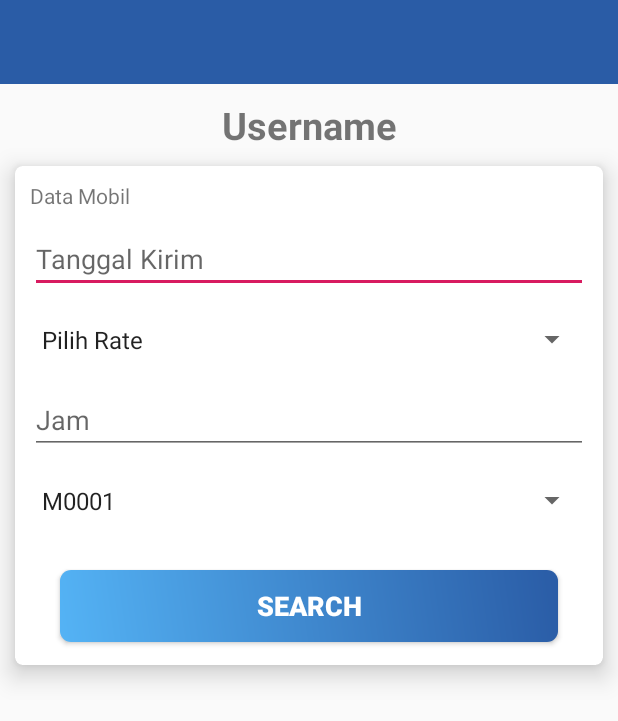
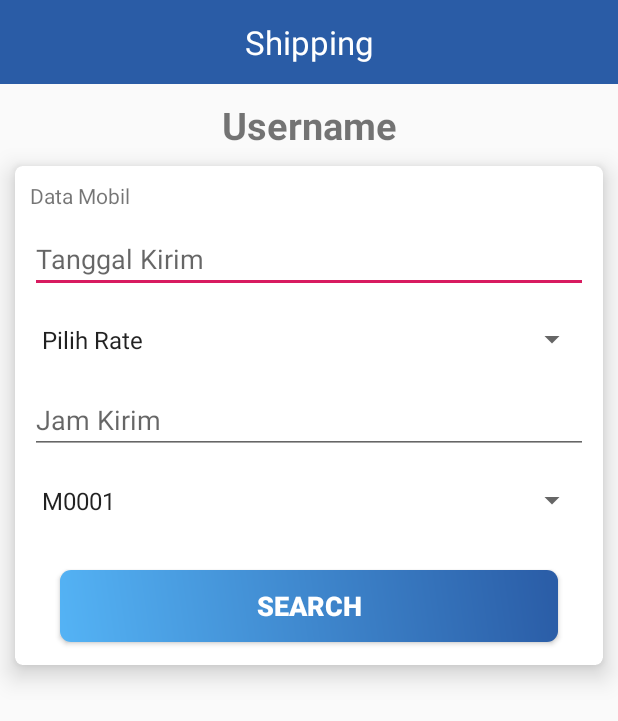
Before and after one commit to drzain/amdes, an Android app: the ShippingActivity screen opened directly, with no data from a screen before it, on a phone screen of 412 x 824 dp. Shown: the top 721 px of the screen. Run offline under Robolectric (Android 15) with nearby library versions, the phone set to English and light mode, and no system bars; network calls fail.

Commit message:
update Shipping

```diff
--- a/app/src/main/java/com/sip/amdesmobile/ShippingActivity.java
+++ b/app/src/main/java/com/sip/amdesmobile/ShippingActivity.java
@@ -1,19 +1,98 @@
 package com.sip.amdesmobile;
 
+import android.app.DatePickerDialog;
+import android.app.TimePickerDialog;
 import android.content.Intent;
 import android.support.v7.app.AppCompatActivity;
 import android.os.Bundle;
+import android.support.v7.widget.Toolbar;
+import android.text.InputType;
 import android.view.View;
 import android.widget.Button;
+import android.widget.DatePicker;
+import android.widget.EditText;
+import android.widget.TextView;
+import android.widget.TimePicker;
+
+import java.sql.Time;
+import java.text.SimpleDateFormat;
+import java.util.Calendar;
+import java.util.Locale;
+import java.util.Timer;
 
 public class ShippingActivity extends AppCompatActivity
 {
     Button btn_shipping_src;
+    EditText tglshipping, jamshipping;
+    final Calendar myCalendar = Calendar.getInstance();
+    DatePickerDialog.OnDateSetListener tgl;
+    TimePickerDialog picker;
+
+
+
     @Override
     protected void onCreate(Bundle savedInstanceState)
     {
         super.onCreate(savedInstanceState);
         setContentView(R.layout.activity_shipping);
+
+        Toolbar toolbar = (Toolbar) findViewById(R.id.toolbarshipping);
+        TextView mTitle = (TextView) toolbar.findViewById(R.id.toolbarshipping_title);
+        setSupportActionBar(toolbar);
+        getSupportActionBar().setDisplayHomeAsUpEnabled(false);
+        getSupportActionBar().setDisplayShowHomeEnabled(false);
+        getSupportActionBar().setDisplayShowTitleEnabled(false);
+        mTitle.setText("Shipping");
+        toolbar.setTitleTextColor(0xFFFFFFFF);
+
+        tglshipping = findViewById(R.id.tglshipping);
+        tglshipping.setOnClickListener(new View.OnClickListener() {
+            @Override
+            public void onClick(View v)
+            {
+                new DatePickerDialog(
+                        ShippingActivity.this, tgl,
+                        myCalendar.get(Calendar.YEAR),
+                        myCalendar.get(Calendar.MONTH),
+                        myCalendar.get(Calendar.DAY_OF_MONTH)).show();
+            }
+        });
+        tgl = new DatePickerDialog.OnDateSetListener() {
+            @Override
+            public void onDateSet(DatePicker view, int year, int monthOfYear,
+                                  int dayOfMonth) {
+                // TODO Auto-generated method stub
+                myCalendar.set(Calendar.YEAR, year);
+                myCalendar.set(Calendar.MONTH, monthOfYear);
+                myCalendar.set(Calendar.DAY_OF_MONTH, dayOfMonth);
+                updateLabel();
+            }
+        };
+
+
+        jamshipping = findViewById(R.id.jamshipping);
+        jamshipping.setInputType(InputType.TYPE_NULL);
+        jamshipping.setOnClickListener(new View.OnClickListener() {
+            @Override
+            public void onClick(View v)
+            {
+               final Calendar cldr = Calendar.getInstance();
+               int hour = cldr.get(Calendar.HOUR_OF_DAY);
+               int minutes = cldr.get(Calendar.MINUTE);
+               picker = new TimePickerDialog(ShippingActivity.this,
+                       new TimePickerDialog.OnTimeSetListener()
+                       {
+                           @Override
+                           public void onTimeSet(TimePicker view, int hourOfDay, int minute)
+                           {
+                               jamshipping.setText(hourOfDay + ":" + minute);
+
+                           }
+                       }, hour, minutes, true);
+                    picker.show();
+            }
+        });
+
 
         btn_shipping_src = findViewById(R.id.btn_shipping_search);
         btn_shipping_src.setOnClickListener(new View.OnClickListener() {
@@ -27,4 +106,11 @@ public class ShippingActivity extends AppCompatActivity
         });
 
     }
+    private void updateLabel()
+    {
+        String myFormat = "MM/dd/yyyy"; //In which you need put here
+        SimpleDateFormat sdf = new SimpleDateFormat(myFormat, Locale.US);
+
+        tglshipping.setText(sdf.format(myCalendar.getTime()));
+    }
 }
--- a/app/src/main/res/layout/activity_shipping.xml
+++ b/app/src/main/res/layout/activity_shipping.xml
@@ -14,7 +14,17 @@
         android:title="Picking"
         android:background="#2a5ca6"
         android:titleTextColor="#FFFFFF"
-        android:textAlignment="center" />
+        android:textAlignment="center" >
+
+        <TextView
+            android:layout_width="wrap_content"
+            android:layout_height="wrap_content"
+            android:text="Toolbar Title"
+            android:textSize="22sp"
+            android:layout_gravity="center"
+            android:textColor="#FFFFFF"
+            android:id="@+id/toolbarshipping_title" />
+    </android.support.v7.widget.Toolbar>
 
     <TextView
         android:layout_width="match_parent"
@@ -70,7 +80,8 @@
 
             <EditText
                 android:id="@+id/jamshipping"
-                android:hint="Jam"
+                android:hint="Jam Kirim"
+                android:ems="10"
                 android:layout_width="match_parent"
                 android:layout_height="wrap_content"
                 android:layout_marginBottom="10dp"
```
